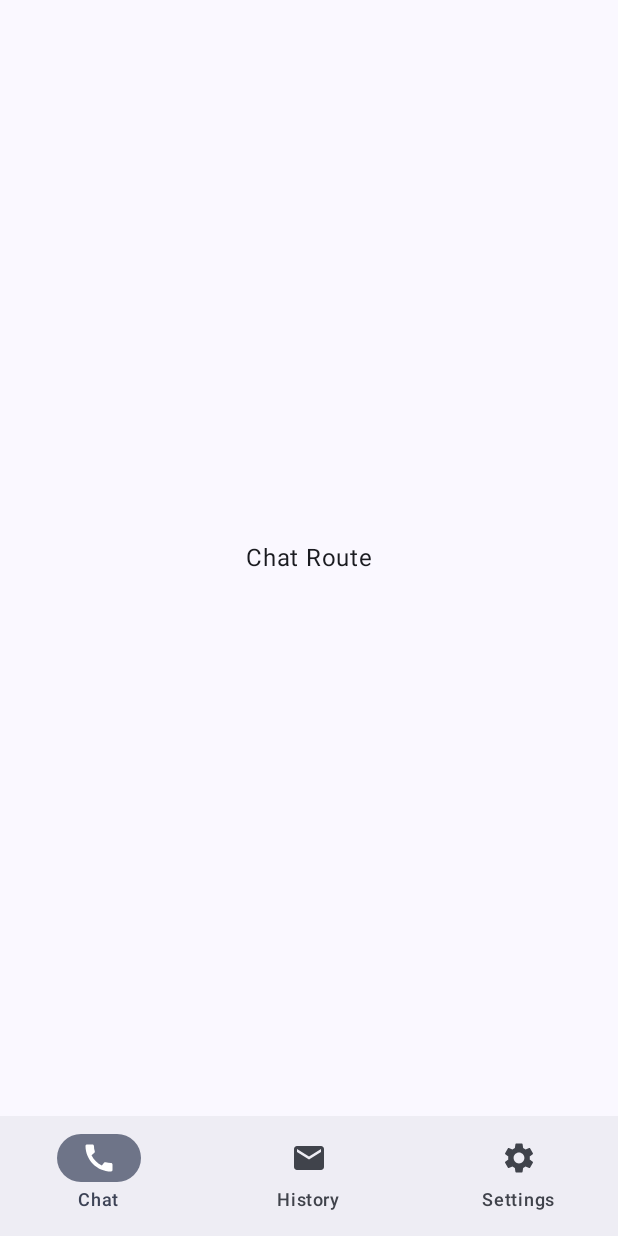
After one commit to AhmetSIRIM/Unico-Case-Ai-Voice-Chat-App, an Android app built with Jetpack Compose: the composable UnicoCaseAiVoiceChatNavHost shown on its own in the app's theme, on a phone screen of 412 x 824 dp. The commit adds this screen. Run offline under Robolectric (Android 15) with nearby library versions, the phone set to English and light mode, and no system bars.

Commit message:
Refactor MainActivity and implement navigation component
This commit refactors the `MainActivity` to use the `UnicoCaseAiVoiceChatNavHost` for navigation. It also introduces the navigation component with a bottom navigation bar and sets up the basic navigation flow for chat, history, and settings screens.

Specific changes include:
- Modified `MainActivity` to use `UnicoCaseAiVoiceChatNavHost`.
- Added `UnicoCaseAiVoiceChatNavHost` to handle navigation and display the bottom navigation bar.
- Created `ChatRoute`, `HistoryRoute`, and `SettingsRoute` as serializable objects for type-safe navigation.
- Implemented `setupChatUsageFlow`, `setupHistoryUsageFlow`, and `setupSettingsUsageFlow` to define the composable screens for each route.
- Added `TopLevelRoute` data class and `topLevelRoutes` list to define the items in the bottom navigation bar.
- Added string resources for the route names in `core/designsystem/src/main/res/values/strings.xml`.
- Updated `core/navigation/build.gradle.kts` to include `buildConfig = true` and the `core.common` project module dependency.

```diff
--- /dev/null
+++ b/core/designsystem/src/main/res/values/strings.xml
@@ -0,0 +1,9 @@
+<?xml version="1.0" encoding="utf-8"?>
+<resources>
+
+    <!--  Top Level Routes Names  -->
+    <string name="chat_route">Chat</string>
+    <string name="history_route">History</string>
+    <string name="settings_route">Settings</string>
+
+</resources>
--- a/core/navigation/build.gradle.kts
+++ b/core/navigation/build.gradle.kts
@@ -27,12 +27,16 @@ android {
     kotlinOptions {
         jvmTarget = "17"
     }
+    buildFeatures {
+        buildConfig = true
+    }
 }
 
 dependencies {
 
     // Core Project Modules
     implementation(projects.core.designsystem)
+    implementation(projects.core.common)
 
     // Feature Project Modules
     implementation(projects.feature.chat)
--- /dev/null
+++ b/core/navigation/src/main/java/com/ahmetsirim/navigation/UnicoCaseAiVoiceChatNavHost.kt
@@ -0,0 +1,111 @@
+package com.ahmetsirim.navigation
+
+import android.annotation.SuppressLint
+import android.util.Log
+import androidx.compose.foundation.layout.padding
+import androidx.compose.material3.Icon
+import androidx.compose.material3.NavigationBar
+import androidx.compose.material3.NavigationBarItem
+import androidx.compose.material3.Scaffold
+import androidx.compose.material3.Text
+import androidx.compose.runtime.Composable
+import androidx.compose.runtime.getValue
+import androidx.compose.ui.Modifier
+import androidx.compose.ui.platform.LocalContext
+import androidx.lifecycle.SavedStateHandle
+import androidx.lifecycle.compose.collectAsStateWithLifecycle
+import androidx.navigation.NavDestination.Companion.hasRoute
+import androidx.navigation.NavDestination.Companion.hierarchy
+import androidx.navigation.NavGraph.Companion.findStartDestination
+import androidx.navigation.compose.NavHost
+import androidx.navigation.compose.currentBackStackEntryAsState
+import androidx.navigation.compose.rememberNavController
+import androidx.navigation.toRoute
+import com.ahmetsirim.chat.ChatRoute
+import com.ahmetsirim.common.log.log
+import com.ahmetsirim.navigation.bottombar.topLevelRoutes
+import com.ahmetsirim.navigation.chat.setupChatUsageFlow
+import com.ahmetsirim.navigation.history.setupHistoryUsageFlow
+import com.ahmetsirim.navigation.settings.setupSettingsUsageFlow
+
+/**
+ * Main navigation host for the UnicoCaseAiVoiceChat application.
+ *
+ * This composable serves as the central navigation hub for the entire application,
+ * implementing a modular navigation structure that coordinates between different feature modules.
+ *
+ * Each feature module has its own navigation setup which is connected here to create
+ * a cohesive navigation experience. The navigation structure uses type-safe route objects
+ * instead of string routes for improved maintainability.
+ *
+ * The Routes classes are deliberately placed within each feature module along with the
+ * Navigation Compose dependency implementation in each feature module. This architecture
+ * allows each feature to access navigation arguments directly using the
+ * [SavedStateHandle.toRoute] function, maintaining proper encapsulation and
+ * feature independence while still enabling type-safe navigation argument access.
+ *
+ * @param modifier Modifier to be applied to the NavHost composable
+ */
+@Composable
+fun UnicoCaseAiVoiceChatNavHost(modifier: Modifier = Modifier) {
+
+    val navController = rememberNavController().apply {
+
+        if (!BuildConfig.DEBUG) return@apply
+
+        @SuppressLint("RestrictedApi")
+        currentBackStack
+            .collectAsStateWithLifecycle()
+            .value
+            .map { it.destination.route?.substringAfterLast('.') }
+            .also { infoLog -> log(message = infoLog.toString(), level = Log.DEBUG) } // tag:"NavHostController"
+    }
+
+    Scaffold(
+        bottomBar = {
+            NavigationBar {
+                val navBackStackEntry by navController.currentBackStackEntryAsState()
+                val currentDestination = navBackStackEntry?.destination
+                val context = LocalContext.current
+
+                topLevelRoutes.forEach { topLevelRoute ->
+                    NavigationBarItem(
+                        icon = {
+                            Icon(
+                                imageVector = topLevelRoute.icon,
+                                contentDescription = context.getString(topLevelRoute.nameResourceId)
+                            )
+                        },
+                        label = { Text(context.getString(topLevelRoute.nameResourceId)) },
+                        selected = currentDestination?.hierarchy?.any { it.hasRoute(topLevelRoute.route::class) } == true,
+                        onClick = {
+                            navController.navigate(topLevelRoute.route) {
+                                // Pop up to the start destination of the graph to
+                                // avoid building up a large stack of destinations
+                                // on the back stack as users select items
+                                popUpTo(navController.graph.findStartDestination().id) {
+                                    saveState = true
+                                }
+                                // Avoid multiple copies of the same destination when
+                                // reselecting the same item
+                                launchSingleTop = true
+                                // Restore state when reselecting a previously selected item
+                                restoreState = true
+                            }
+                        }
+                    )
+                }
+            }
+        }
+    ) { innerPadding ->
+        NavHost(
+            modifier = modifier.padding(innerPadding),
+            navController = navController,
+            startDestination = ChatRoute
+        ) {
+            setupChatUsageFlow()
+            setupHistoryUsageFlow()
+            setupSettingsUsageFlow()
+        }
+    }
+}
--- /dev/null
+++ b/core/navigation/src/main/java/com/ahmetsirim/navigation/bottombar/TopLevelRoute.kt
@@ -0,0 +1,10 @@
+package com.ahmetsirim.navigation.bottombar
+
+import androidx.annotation.StringRes
+import androidx.compose.ui.graphics.vector.ImageVector
+
+internal data class TopLevelRoute<T : Any>(
+    @param:StringRes val nameResourceId: Int,
+    val route: T,
+    val icon: ImageVector,
+)
--- /dev/null
+++ b/core/navigation/src/main/java/com/ahmetsirim/navigation/bottombar/TopLevelRoutes.kt
@@ -0,0 +1,16 @@
+package com.ahmetsirim.navigation.bottombar
+
+import androidx.compose.material.icons.Icons
+import androidx.compose.material.icons.filled.Call
+import androidx.compose.material.icons.filled.Email
+import androidx.compose.material.icons.filled.Settings
+import com.ahmetsirim.chat.ChatRoute
+import com.ahmetsirim.designsystem.R
+import com.ahmetsirim.history.HistoryRoute
+import com.ahmetsirim.settings.SettingsRoute
+
+internal val topLevelRoutes = listOf(
+    TopLevelRoute(R.string.chat_route, ChatRoute, Icons.Filled.Call),
+    TopLevelRoute(R.string.history_route, HistoryRoute, Icons.Filled.Email),
+    TopLevelRoute(R.string.settings_route, SettingsRoute, Icons.Filled.Settings)
+)
--- /dev/null
+++ b/core/navigation/src/main/java/com/ahmetsirim/navigation/chat/SetupChatUsageFlow.kt
@@ -0,0 +1,21 @@
+package com.ahmetsirim.navigation.chat
+
+import androidx.compose.foundation.layout.Box
+import androidx.compose.foundation.layout.fillMaxSize
+import androidx.compose.material3.Text
+import androidx.compose.ui.Alignment
+import androidx.compose.ui.Modifier
+import androidx.navigation.NavGraphBuilder
+import androidx.navigation.compose.composable
+import com.ahmetsirim.chat.ChatRoute
+
+internal fun NavGraphBuilder.setupChatUsageFlow() {
+    composable<ChatRoute> {
+        Box(
+            modifier = Modifier.fillMaxSize(),
+            contentAlignment = Alignment.Center
+        ) {
+            Text("Chat Route")
+        }
+    }
+}
--- /dev/null
+++ b/core/navigation/src/main/java/com/ahmetsirim/navigation/history/SetupHistoryUsageFlow.kt
@@ -0,0 +1,21 @@
+package com.ahmetsirim.navigation.history
+
+import androidx.compose.foundation.layout.Box
+import androidx.compose.foundation.layout.fillMaxSize
+import androidx.compose.material3.Text
+import androidx.compose.ui.Alignment
+import androidx.compose.ui.Modifier
+import androidx.navigation.NavGraphBuilder
+import androidx.navigation.compose.composable
+import com.ahmetsirim.history.HistoryRoute
+
+internal fun NavGraphBuilder.setupHistoryUsageFlow() {
+    composable<HistoryRoute> {
+        Box(
+            modifier = Modifier.fillMaxSize(),
+            contentAlignment = Alignment.Center
+        ) {
+            Text("History Route")
+        }
+    }
+}
--- /dev/null
+++ b/core/navigation/src/main/java/com/ahmetsirim/navigation/settings/SetupSettingsUsageFlow.kt
@@ -0,0 +1,21 @@
+package com.ahmetsirim.navigation.settings
+
+import androidx.compose.foundation.layout.Box
+import androidx.compose.foundation.layout.fillMaxSize
+import androidx.compose.material3.Text
+import androidx.compose.ui.Alignment
+import androidx.compose.ui.Modifier
+import androidx.navigation.NavGraphBuilder
+import androidx.navigation.compose.composable
+import com.ahmetsirim.settings.SettingsRoute
+
+internal fun NavGraphBuilder.setupSettingsUsageFlow() {
+    composable<SettingsRoute> {
+        Box(
+            modifier = Modifier.fillMaxSize(),
+            contentAlignment = Alignment.Center
+        ) {
+            Text("Settings Route")
+        }
+    }
+}
--- /dev/null
+++ b/feature/chat/src/main/java/com/ahmetsirim/chat/ChatRoute.kt
@@ -0,0 +1,6 @@
+package com.ahmetsirim.chat
+
+import kotlinx.serialization.Serializable
+
+@Serializable
+data object ChatRoute
--- /dev/null
+++ b/feature/history/src/main/java/com/ahmetsirim/history/HistoryRoute.kt
@@ -0,0 +1,6 @@
+package com.ahmetsirim.history
+
+import kotlinx.serialization.Serializable
+
+@Serializable
+data object HistoryRoute
--- /dev/null
+++ b/feature/settings/src/main/java/com/ahmetsirim/settings/SettingsRoute.kt
@@ -0,0 +1,6 @@
+package com.ahmetsirim.settings
+
+import kotlinx.serialization.Serializable
+
+@Serializable
+data object SettingsRoute
```
Also changed, not shown: app/src/main/java/com/ahmetsirim/unicocaseaivoicechatapp/ui/MainActivity.kt (+2 -29 lines).
